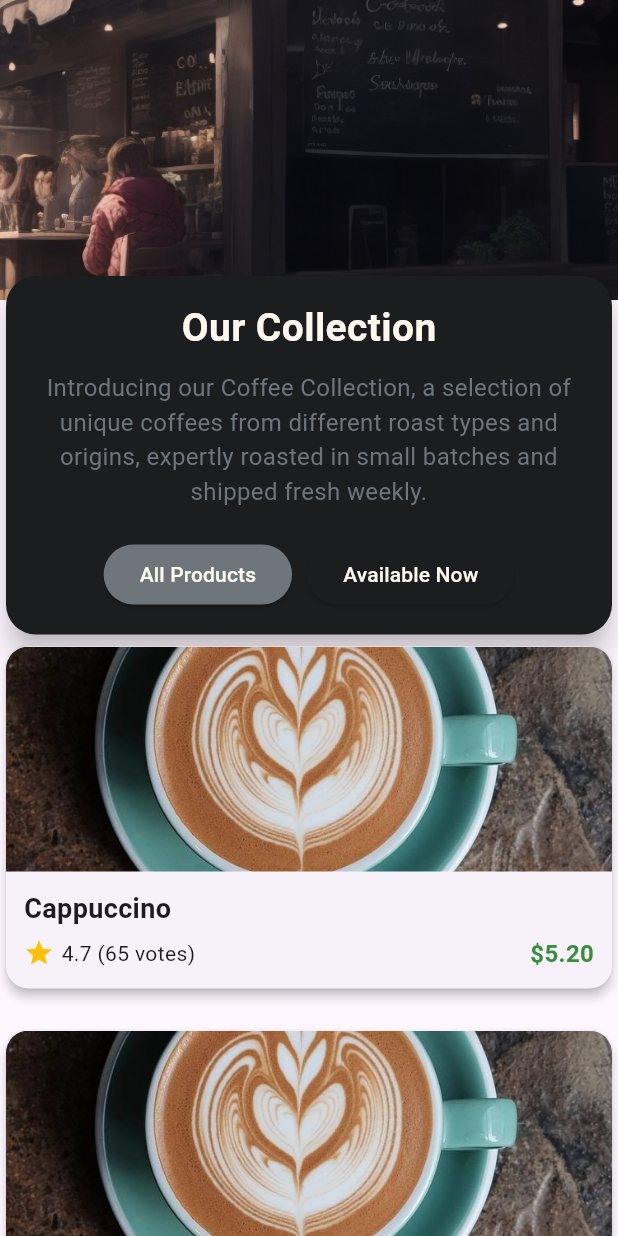
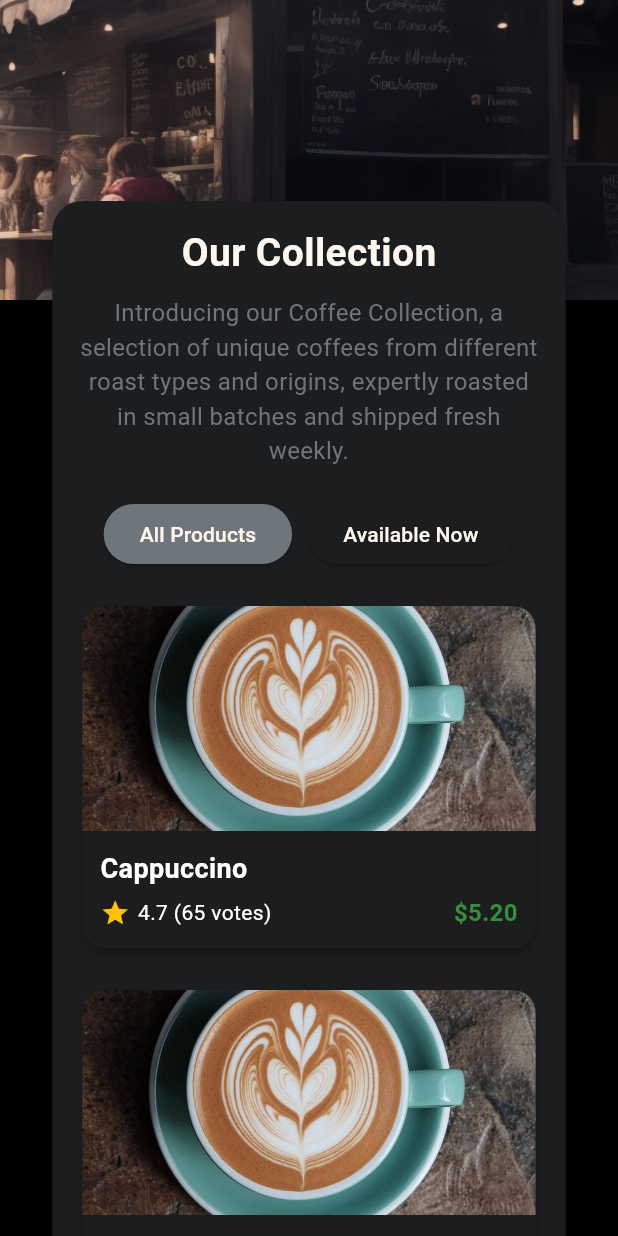
Before and after one commit to liassasel/Coffee-Shop, a Flutter app: the screen it shows after launch, on a phone screen of 412 x 824 dp. Run offline on Flutter 3.47's test engine with Material 3 defaults, Android fonts, the phone set to English and light mode, and no system bars.

Commit message:
version 2.0

```diff
--- a/lib/pages/main_page.dart
+++ b/lib/pages/main_page.dart
@@ -6,10 +6,10 @@ class MainPage extends StatelessWidget {
   @override
   Widget build(BuildContext context) {
     return Scaffold(
+      backgroundColor: Colors.black,
       body: SingleChildScrollView(
         child: Column(
           children: [
-            // Imagen de fondo
             Stack(
               children: [
                 LayoutBuilder(
@@ -28,12 +28,13 @@ class MainPage extends StatelessWidget {
                     );
                   },
                 ),
-                // Tarjeta principal sobre la imagen, ahora utilizando Padding
+                // Products in Card
                 Padding(
-                  padding: const EdgeInsets.only(top: 180.0), // Ajuste para que baje un poco
-                  child: Column(
-                    children: [
-                      Card(
+                  padding: const EdgeInsets.only(top: 130.0),
+                  child: Center(
+                    child: SizedBox(
+                      width: MediaQuery.of(context).size.width * 0.85, // Card width
+                      child: Card(
                         color: const Color(0xff1B1D1F),
                         elevation: 8,
                         shape: RoundedRectangleBorder(
@@ -64,13 +65,14 @@ class MainPage extends StatelessWidget {
                                 textAlign: TextAlign.center,
                               ),
                               const SizedBox(height: 20),
-                              // Botones All Products y Available Now
+                              // All Products y Available Now
                               Row(
                                 mainAxisAlignment: MainAxisAlignment.center,
                                 children: [
                                   ElevatedButton(
                                     onPressed: () {},
-                                    child: const Text('All Products',
+                                    child: const Text(
+                                      'All Products',
                                       style: TextStyle(
                                         color: Color(0xffFEF7EE),
                                       ),
@@ -85,10 +87,9 @@ class MainPage extends StatelessWidget {
                                   const SizedBox(width: 10),
                                   ElevatedButton(
                                     onPressed: () {},
-                                    child: const Text('Available Now',
-                                    style: TextStyle(
-                                      color: Color(0xffFEF7EE)
-                                    ),
+                                    child: const Text(
+                                      'Available Now',
+                                      style: TextStyle(color: Color(0xffFEF7EE)),
                                     ),
                                     style: ElevatedButton.styleFrom(
                                       backgroundColor: const Color(0xff1B1D1F),
@@ -99,18 +100,12 @@ class MainPage extends StatelessWidget {
                                   ),
                                 ],
                               ),
-                            ],
-
-                          ),
-
-                        ),
-                      ),
-
-                      // Lista de productos sin altura fija
+                              const SizedBox(height: 20),
+                              // Product list
                               ListView.builder(
                                 physics: const NeverScrollableScrollPhysics(),
-                        shrinkWrap: true, // Permite que se ajuste según el contenido
-                        itemCount: 5, // Cambia este número para agregar más productos
+                                shrinkWrap: true,
+                                itemCount: 5,
                                 itemBuilder: (context, index) {
                                   return const ProductCard(
                                     imagePath: 'assets/images/cappu.jpeg',
@@ -122,6 +117,10 @@ class MainPage extends StatelessWidget {
                                 },
                               ),
                             ],
+                          ),
+                        ),
+                      ),
+                    ),
                   ),
                 ),
               ],
@@ -153,7 +152,10 @@ class ProductCard extends StatelessWidget {
   Widget build(BuildContext context) {
     return Padding(
       padding: const EdgeInsets.only(bottom: 20.0),
+      child: SizedBox(
+        width: MediaQuery.of(context).size.width * 0.85, // Width card
         child: Card(
+          color: Color(0xff1B1D1F), // Fondo negro
           elevation: 3,
           shape: RoundedRectangleBorder(borderRadius: BorderRadius.circular(15)),
           child: Column(
@@ -181,6 +183,7 @@ class ProductCard extends StatelessWidget {
                       style: const TextStyle(
                         fontSize: 18,
                         fontWeight: FontWeight.bold,
+                        color: Colors.white,
                       ),
                     ),
                     const SizedBox(height: 5),
@@ -190,7 +193,7 @@ class ProductCard extends StatelessWidget {
                         const SizedBox(width: 5),
                         Text(
                           "$rating ($votes votes)",
-                        style: const TextStyle(fontSize: 14),
+                          style: const TextStyle(fontSize: 14, color: Colors.white),
                         ),
                         const Spacer(),
                         Text(
@@ -209,6 +212,7 @@ class ProductCard extends StatelessWidget {
             ],
           ),
         ),
+      ),
     );
   }
 }
```
Lines whose indentation alone changed are shown as unchanged.
